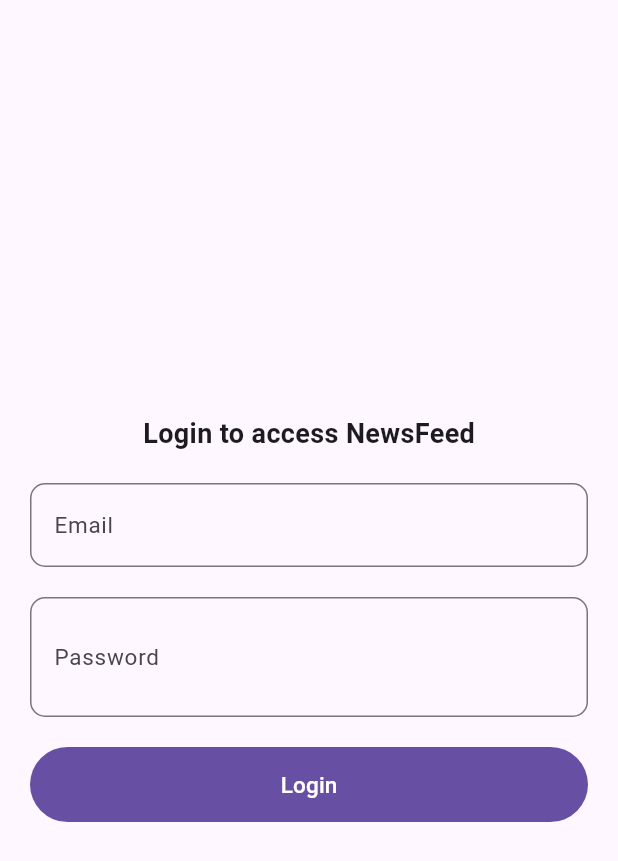
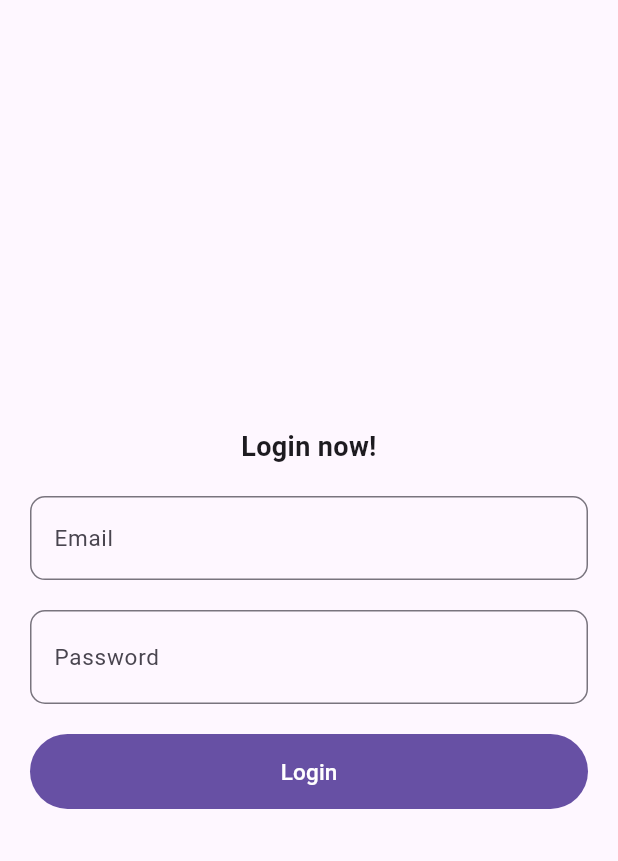
Before and after one commit to ahmad-dev7/news_buzz, a Flutter app: the screen it shows after launch, on a phone screen of 412 x 824 dp. Shown: the top 861 px of the screen. Run offline on Flutter 3.47's test engine with Material 3 defaults, Android fonts, the phone set to English and light mode, and no system bars; our stand-ins replace flutter_bloc, flutter_dotenv.

Commit message:
completed login page

```diff
--- a/lib/components/custom_text.dart
+++ b/lib/components/custom_text.dart
@@ -5,18 +5,21 @@ class CustomText extends StatelessWidget {
   final double fontSize;
   final Color? color;
   final FontWeight? fontWeight;
+  final TextAlign? textAlign;
   const CustomText(
     this.text, {
     super.key,
     this.fontSize = 15,
     this.color,
     this.fontWeight,
+    this.textAlign,
   });
 
   @override
   Widget build(BuildContext context) {
     return Text(
       text,
+      textAlign: textAlign,
       style: TextStyle(
         fontSize: fontSize,
         color: color,
--- a/lib/components/password_field.dart
+++ b/lib/components/password_field.dart
@@ -22,9 +22,9 @@ class _PasswordFieldState extends State<PasswordField> {
         hintText: 'Enter password',
         label: CustomText('Password'),
         border: OutlineInputBorder(borderRadius: BorderRadius.circular(10)),
-        suffix: IconButton(
-          onPressed: () => setState(() => _isObscure = !_isObscure),
-          icon: Icon(
+        suffix: InkWell(
+          onTap: () => setState(() => _isObscure = !_isObscure),
+          child: Icon(
             _isObscure ? Icons.visibility : Icons.visibility_off_outlined,
           ),
         ),
--- a/lib/screens/login_screen.dart
+++ b/lib/screens/login_screen.dart
@@ -20,6 +20,9 @@ class _LoginScreenState extends State<LoginScreen> {
       body: Padding(
         // horizontal padding of 20px
         padding: const EdgeInsets.symmetric(horizontal: 20),
+        child: Center(
+          // Wrapped with SingleChildScrollView to prevent overflow when keyboard appears
+          child: SingleChildScrollView(
             child: Column(
               // Align vertically center
               mainAxisAlignment: MainAxisAlignment.center,
@@ -29,7 +32,8 @@ class _LoginScreenState extends State<LoginScreen> {
               spacing: 20,
               children: [
                 CustomText(
-              'Login to access NewsFeed',
+                  'Login now!',
+                  textAlign: TextAlign.center,
                   fontSize: 18,
                   fontWeight: FontWeight.bold,
                 ),
@@ -60,6 +64,15 @@ class _LoginScreenState extends State<LoginScreen> {
               ],
             ),
           ),
+        ),
+      ),
     );
   }
+
+  @override
+  void dispose() {
+    _emailController.dispose();
+    _passwordController.dispose();
+    super.dispose();
   }
+}
```
Also changed, not shown: lib/components/custom_text_field.dart (deleted, +0 -30 lines). Lines whose indentation alone changed are shown as unchanged.
